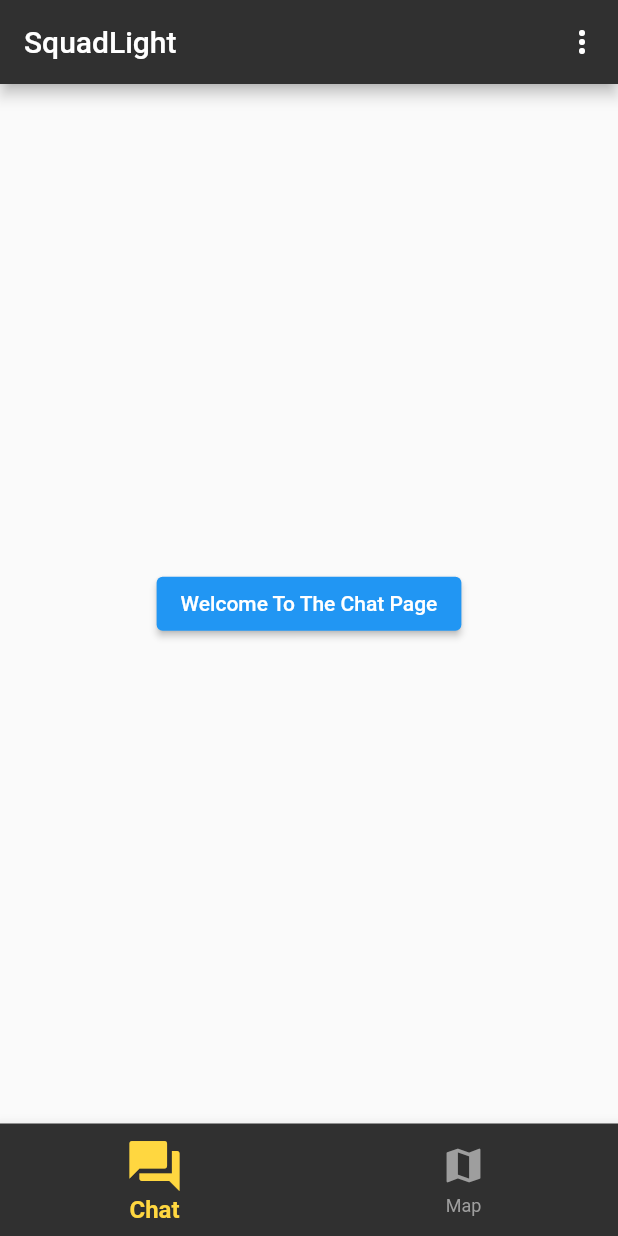
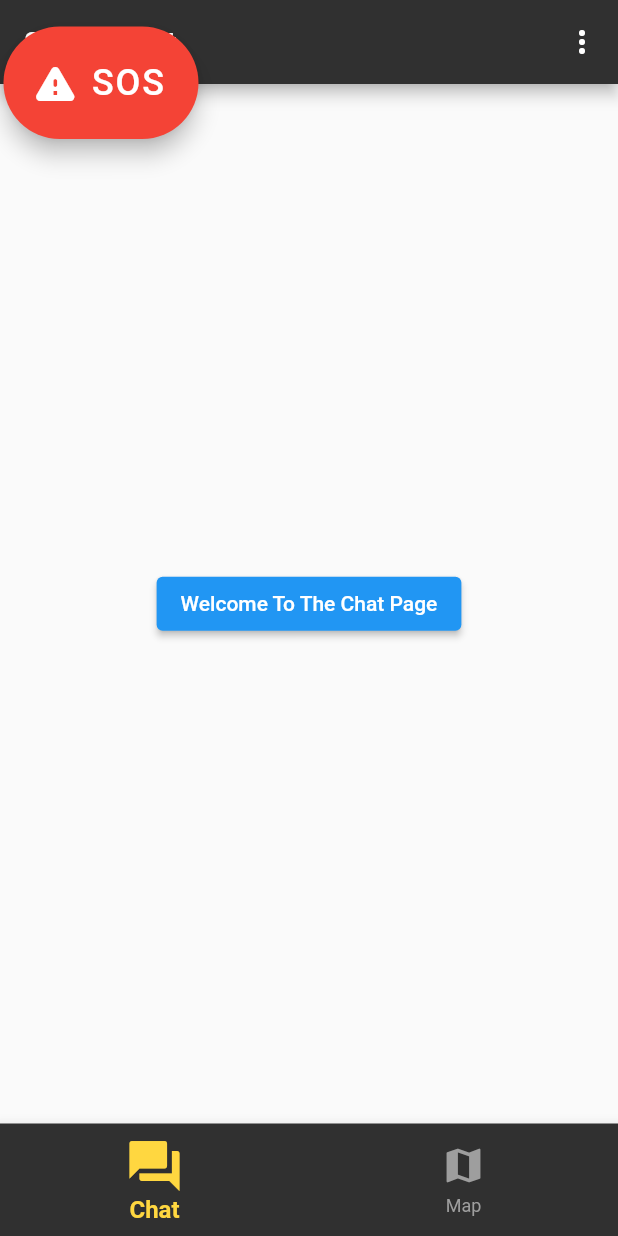
Before and after one commit to SamAshurst/SquadLight-Flutter, a Flutter app: the screen it shows after launch, on a phone screen of 412 x 824 dp. Run offline on Flutter 3.47's test engine with Material 2 defaults, Android fonts, the light colour scheme and no system bars; our stand-ins replace flutter_map, geolocator, latlong2, socket_io_client.

Commit message:
SOS Button Added

```diff
--- /dev/null
+++ b/squadlight/lib/components/SOSButton.dart
@@ -0,0 +1,29 @@
+import 'package:flutter/material.dart';
+
+class SOSButton extends StatelessWidget {
+  const SOSButton({
+    Key? key,
+  }) : super(key: key);
+
+  @override
+  Widget build(BuildContext context) {
+    return Align(
+        child: Container(
+          height: 75.0,
+          width: 130.0,
+          child: FloatingActionButton.extended(
+            label: const Text(
+              "SOS",
+              style: TextStyle(fontSize: 24.0),
+            ),
+            icon: const Icon(
+              Icons.warning_rounded,
+              size: 32.0,
+            ),
+            onPressed: () {},
+            backgroundColor: Colors.red,
+          ),
+        ),
+        alignment: FractionalOffset(0.065, 0.145));
+  }
+}
--- a/squadlight/lib/main.dart
+++ b/squadlight/lib/main.dart
@@ -8,6 +8,7 @@ import 'socket.dart';
 import 'pages/home/home.dart';
 import 'pages/map/map.dart';
 import 'pages/chat/chat.dart';
+import 'components/SOSButton.dart';
 
 void main() {
   runApp(
@@ -64,7 +65,7 @@ class _MainPageState extends State<MainPage> {
           )
         ],
       ),
-
+      floatingActionButton: SOSButton(),
       body: IndexedStack(
         index: _selectedIndex,
         children: _pages,
```
